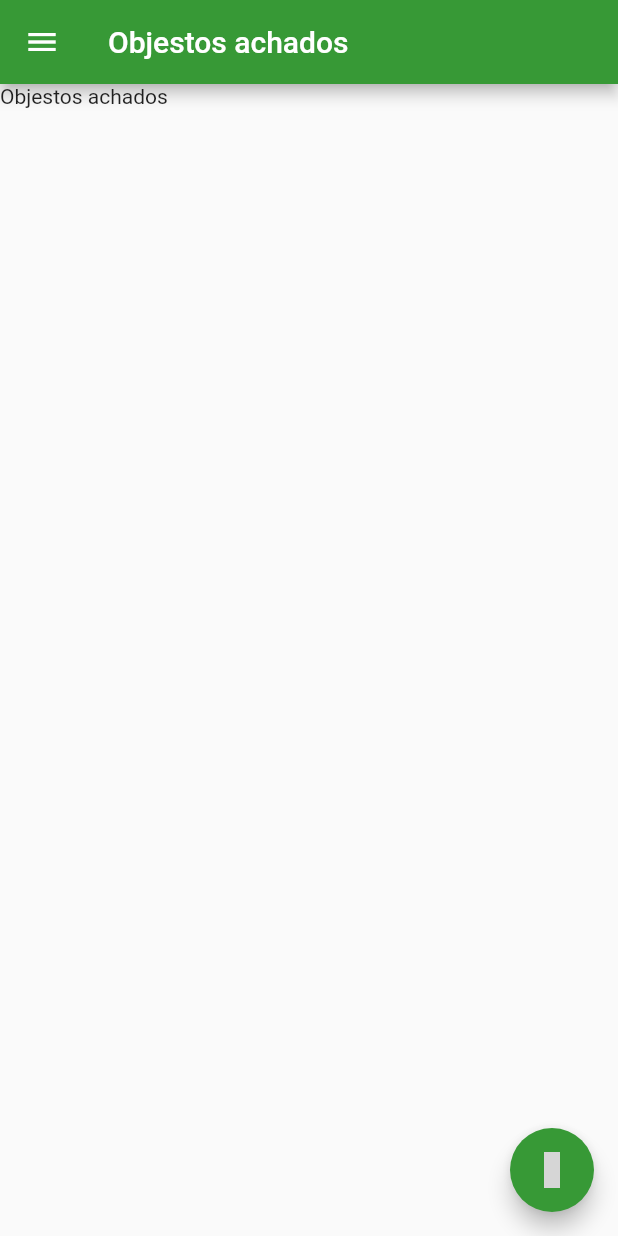
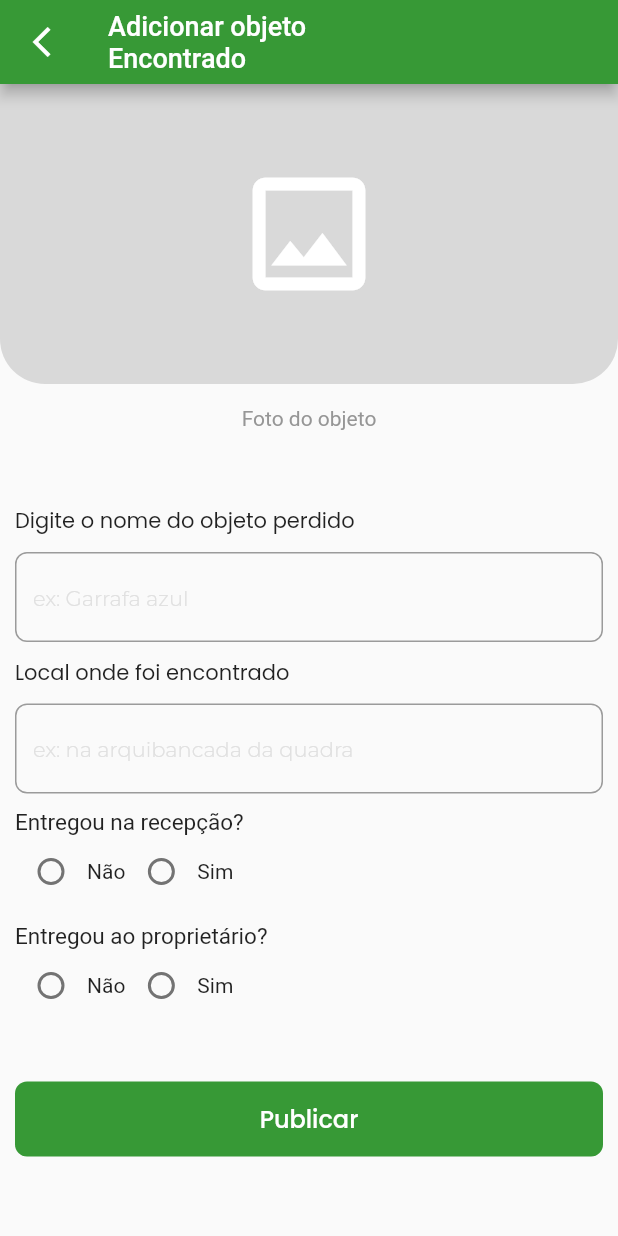
Before and after one commit to DARM-Labs/AchadosEPerdidos-Frontend, a Flutter app: the FoundsObjectsWidget screen opened by its route, after a tap on an icon or button, on a phone screen of 412 x 824 dp. Run offline on Flutter 3.47's test engine with Material 2 defaults, Android fonts, the light colour scheme and no system bars; our stand-ins replace brasil_fields, firebase_storage, get, google_fonts, image_picker, material_design_icons_flutter; accounts and stored records are empty; network calls fail; grey boxes are pictures that could not be loaded.

Commit message:
[FE0.2] - Feito as telas de objetos achados

```diff
--- /dev/null
+++ b/lib/app/controller/add_found_controller.dart
@@ -0,0 +1,11 @@
+import 'package:flutter/material.dart';
+import 'package:get/get.dart';
+
+class AddFoundController extends GetxController {
+  final formGlobalKey = GlobalKey<FormState>();
+
+  var name = ''.obs;
+  var location = ''.obs;
+
+
+}
--- a/lib/app/controller/auth_controller/sign_up_controller.dart
+++ b/lib/app/controller/auth_controller/sign_up_controller.dart
@@ -1,7 +1,7 @@
 import 'dart:io';
 
 import 'package:achadoseperdidosifce/app/data/model/user_model.dart';
-import 'package:achadoseperdidosifce/app/ui/mobile/widgets/photo_modal_widget.dart';
+import 'package:achadoseperdidosifce/app/ui/widgets/photo_modal_widget.dart';
 import 'package:flutter/cupertino.dart';
 import 'package:flutter/material.dart';
 import 'package:get/get.dart';
@@ -29,6 +29,4 @@ class SignUpController extends GetxController {
       signUp();
     }
   }
-
-
 }
--- a/lib/app/controller/profile_controller.dart
+++ b/lib/app/controller/profile_controller.dart
@@ -5,7 +5,7 @@ import 'package:flutter/cupertino.dart';
 import 'package:get/get.dart';
 import 'package:image_picker/image_picker.dart';
 import '../data/repository/profile_repository.dart';
-import '../ui/mobile/widgets/photo_modal_widget.dart';
+import '../ui/widgets/photo_modal_widget.dart';
 
 class ProfileController extends GetxController {
   final ProfileRepository repository;
--- a/lib/app/routes/app_pages.dart
+++ b/lib/app/routes/app_pages.dart
@@ -1,4 +1,5 @@
 import 'package:achadoseperdidosifce/app/ui/mobile/pages/about_page.dart';
+import 'package:achadoseperdidosifce/app/ui/mobile/pages/add_found_object_page.dart';
 import 'package:achadoseperdidosifce/app/ui/mobile/pages/authentication_pages/forgot_password_pages/insert_email_forgot_password_page.dart';
 
 import 'package:achadoseperdidosifce/app/ui/mobile/pages/founds_objects_page.dart';
@@ -63,6 +64,10 @@ abstract class AppPages {
       name: Routes.FOUNDS_OBJECTS,
       page: () => const FoundsObjectsWidget(),
     ),
+    GetPage(
+      name: Routes.FOUNDS_OBJECTS_ADD,
+      page: () => const AddFoundObjectPage(),
+    ),
     GetPage(name: Routes.ABOUT, page: () => AboutPage())
   ];
 }
--- a/lib/app/routes/app_routes.dart
+++ b/lib/app/routes/app_routes.dart
@@ -16,5 +16,6 @@ abstract class Routes {
   static const PROFILE = '/profile';
   static const LOSES_OBJECTS = '/objects/loses';
   static const FOUNDS_OBJECTS = '/objects/founds';
+  static const FOUNDS_OBJECTS_ADD = '/objects/founds/add';
   static const ABOUT = '/about';
 }
--- /dev/null
+++ b/lib/app/ui/mobile/pages/add_found_object_page.dart
@@ -0,0 +1,299 @@
+import 'package:achadoseperdidosifce/app/controller/add_found_controller.dart';
+import 'package:achadoseperdidosifce/app/routes/app_routes.dart';
+import 'package:achadoseperdidosifce/app/ui/widgets/app_bar_leading_object_widget.dart';
+import 'package:achadoseperdidosifce/app/ui/widgets/app_bar_text_object_widget.dart';
+import 'package:achadoseperdidosifce/app/ui/widgets/button_widget.dart';
+import 'package:achadoseperdidosifce/app/ui/widgets/textField_widget.dart';
+import 'package:achadoseperdidosifce/app/utils/validators.dart';
+import 'package:flutter/material.dart';
+import 'package:get/get.dart';
+import 'package:image_picker/image_picker.dart';
+import 'dart:io';
+
+class AddFoundObjectPage extends StatefulWidget {
+  const AddFoundObjectPage({Key? key}) : super(key: key);
+
+  @override
+  State<AddFoundObjectPage> createState() => _AddFoundObjectPageState();
+}
+
+class _AddFoundObjectPageState extends State<AddFoundObjectPage> {
+  final AddFoundController controller = AddFoundController();
+  File? image;
+  bool _isYesSelectedOwner = false;
+  bool _isNoSelectedOwner = false;
+  bool _isYesSelectedReception = false;
+  bool _isNoSelectedReception = false;
+
+  String page = "initial";
+
+  save() {
+    setState(() {
+      page = "success";
+    });
+  }
+
+  @override
+  Widget build(BuildContext context) {
+    if (page == "initial") {
+      return Scaffold(
+        appBar: AppBar(
+          title: const AppBarTextObjectWidget(
+            subtitle: "Encontrado",
+          ),
+          leading: AppBarLeadingObjectWidget(
+            onTap: () => Navigator.pop(context),
+          ),
+        ),
+        body: SingleChildScrollView(
+          child: SafeArea(
+            child: Column(
+              children: [
+                InkWell(
+                  onTap: () => _showPicker(context),
+                  child: image == null
+                      ? Container(
+                          height: 200,
+                          width: double.infinity,
+                          decoration: const BoxDecoration(
+                            color: Color.fromRGBO(217, 217, 217, 1),
+                            borderRadius: BorderRadius.only(
+                              bottomLeft: Radius.circular(30),
+                              bottomRight: Radius.circular(30),
+                            ),
+                          ),
+                          child: const Icon(
+                            Icons.image_outlined,
+                            color: Colors.white,
+                            size: 100,
+                          ),
+                        )
+                      : ClipRRect(
+                          borderRadius: const BorderRadius.only(
+                            bottomLeft: Radius.circular(30),
+                            bottomRight: Radius.circular(30),
+                          ),
+                          child: Image.file(
+                            image!,
+                            height: 200,
+                            width: double.infinity,
+                            fit: BoxFit.cover,
+                          ),
+                        ),
+                ),
+                const Padding(
+                  padding: EdgeInsets.only(top: 15),
+                  child: Text(
+                    "Foto do objeto",
+                    style: TextStyle(
+                      fontSize: 14,
+                      fontWeight: FontWeight.w400,
+                      color: Color.fromRGBO(150, 150, 150, 1),
+                    ),
+                  ),
+                ),
+                const SizedBox(
+                  height: 40,
+                ),
+                Padding(
+                  padding: const EdgeInsets.all(10),
+                  child: Form(
+                    key: controller.formGlobalKey,
+                    child: Column(
+                      mainAxisAlignment: MainAxisAlignment.center,
+                      children: [
+                        TextFieldWidget(
+                          label: 'Digite o nome do objeto perdido',
+                          hintText: 'ex: Garrafa azul',
+                          onChanged: (value) => controller.name(value),
+                          validator: (value) => Validators.combine([
+                            () => Validators.isNotEmpty(value),
+                            () => Validators.isEmail(value)
+                          ]),
+                        ),
+                        const Padding(padding: EdgeInsets.all(5)),
+                        TextFieldWidget(
+                          label: 'Local onde foi encontrado',
+                          hintText: 'ex: na arquibancada da quadra',
+                          onChanged: (value) => controller.location(value),
+                          validator: (value) => Validators.combine([
+                            () => Validators.isNotEmpty(value),
+                            () => Validators.isEmail(value)
+                          ]),
+                        ),
+                        const Padding(padding: EdgeInsets.all(5)),
+                        const Row(
+                          mainAxisAlignment: MainAxisAlignment.start,
+                          children: [
+                            Text(
+                              "Entregou na recepção?",
+                              style: TextStyle(fontSize: 15),
+                            ),
+                          ],
+                        ),
+                        Row(
+                          children: [
+                            Radio(
+                              value: true,
+                              groupValue: _isNoSelectedReception,
+                              onChanged: (bool? value) {
+                                setState(() {
+                                  _isNoSelectedReception = value!;
+                                  _isYesSelectedReception = !value;
+                                });
+                              },
+                            ),
+                            const Text('Não'),
+                            Radio(
+                              value: true,
+                              groupValue: _isYesSelectedReception,
+                              onChanged: (bool? value) {
+                                setState(() {
+                                  _isYesSelectedReception = value!;
+                                  _isNoSelectedReception = !value;
+                                });
+                              },
+                            ),
+                            const Text('Sim'),
+                          ],
+                        ),
+                        const Padding(padding: EdgeInsets.all(5)),
+                        const Row(
+                          mainAxisAlignment: MainAxisAlignment.start,
+                          children: [
+                            Text(
+                              "Entregou ao proprietário?",
+                              style: TextStyle(fontSize: 15),
+                            ),
+                          ],
+                        ),
+                        Row(
+                          children: [
+                            Radio(
+                              value: true,
+                              groupValue: _isNoSelectedOwner,
+                              onChanged: (bool? value) {
+                                setState(() {
+                                  _isNoSelectedOwner = value!;
+                                  _isYesSelectedOwner = !value;
+                                });
+                              },
+                            ),
+                            const Text('Não'),
+                            Radio(
+                              value: true,
+                              groupValue: _isYesSelectedOwner,
+                              onChanged: (bool? value) {
+                                setState(() {
+                                  _isYesSelectedOwner = value!;
+                                  _isNoSelectedOwner = !value;
+                                });
+                              },
+                            ),
+                            const Text('Sim'),
+                          ],
+                        ),
+                        const Padding(padding: EdgeInsets.all(20)),
+                        ButtonWidget(title: 'Publicar', onPressed: save),
+                      ],
+                    ),
+                  ),
+                )
+              ],
+            ),
+          ),
+        ),
+      );
+    } else {
+      return Scaffold(
+        appBar: AppBar(
+          title: const AppBarTextObjectWidget(
+            subtitle: "Encontrado",
+          ),
+          leading: AppBarLeadingObjectWidget(
+            onTap: () => Navigator.pop(context),
+          ),
+        ),
+        body: SingleChildScrollView(
+          child: SafeArea(
+            child: SizedBox(
+              width: double.infinity,
+              height: MediaQuery.of(context).size.height -
+                  AppBar().preferredSize.height -
+                  MediaQuery.of(context).padding.top,
+              child: Column(
+                mainAxisAlignment: MainAxisAlignment.center,
+                crossAxisAlignment: CrossAxisAlignment.center,
+                children: [
+                  Image.asset("assets/images/success_img.png"),
+                  const SizedBox(height: 16),
+                  const SizedBox(
+                    width: 300,
+                    child: Text(
+                      "Sua parte está feita, em breve o dono vai aparecer",
+                      style: TextStyle(
+                        fontSize: 24,
+                        fontWeight: FontWeight.w600,
+                      ),
+                      textAlign: TextAlign.center,
+                    ),
+                  ),
+                  const SizedBox(height: 16),
+                  Padding(
+                    padding: const EdgeInsets.all(10),
+                    child: ButtonWidget(
+                        title: 'Início',
+                        onPressed: () {
+                          Get.toNamed(Routes.HOME);
+                        }),
+                  ),
+                ],
+              ),
+            ),
+          ),
+        ),
+      );
+    }
+  }
+
+  Future<void> _showPicker(BuildContext context) async {
+    await showModalBottomSheet(
+        context: context,
+        builder: (BuildContext context) {
+          return SafeArea(
+            child: Wrap(
+              children: <Widget>[
+                ListTile(
+                  leading: const Icon(Icons.photo_library),
+                  title: const Text('Galeria'),
+                  onTap: () async {
+                    Navigator.of(context).pop();
+                    _getImage(false);
+                  },
+                ),
+                ListTile(
+                  leading: const Icon(Icons.photo_camera),
+                  title: const Text('Câmera'),
+                  onTap: () async {
+                    Navigator.of(context).pop();
+                    _getImage(true);
+                  },
+                ),
+              ],
+            ),
+          );
+        });
+  }
+
+  Future<void> _getImage(bool isCamera) async {
+    final picker = ImagePicker();
+    final pickedFile = await picker.pickImage(
+        source: isCamera ? ImageSource.camera : ImageSource.gallery);
+
+    if (pickedFile != null) {
+      setState(() {
+        image = File(pickedFile.path);
+      });
+    }
+  }
+}
--- a/lib/app/ui/mobile/pages/authentication_pages/login_page.dart
+++ b/lib/app/ui/mobile/pages/authentication_pages/login_page.dart
@@ -1,13 +1,12 @@
+import 'package:achadoseperdidosifce/app/controller/auth_controller/login_controller.dart';
 import 'package:achadoseperdidosifce/app/routes/app_routes.dart';
 import 'package:achadoseperdidosifce/app/ui/widgets/button_widget.dart';
 import 'package:achadoseperdidosifce/app/ui/widgets/logo_widget.dart';
 import 'package:achadoseperdidosifce/app/ui/widgets/text_button_widget.dart';
 import 'package:achadoseperdidosifce/app/ui/widgets/textField_widget.dart';
+import 'package:achadoseperdidosifce/app/utils/validators.dart';
 import 'package:flutter/material.dart';
 import 'package:get/get.dart';
-
-import '../../../../controller/auth_controller/login_controller.dart';
-import '../../../../utils/validators.dart';
 
 class LoginPage extends GetView<LoginController> {
   const LoginPage({super.key});
--- a/lib/app/ui/mobile/pages/founds_objects_page.dart
+++ b/lib/app/ui/mobile/pages/founds_objects_page.dart
@@ -1,5 +1,8 @@
+import 'package:achadoseperdidosifce/app/routes/app_routes.dart';
 import 'package:achadoseperdidosifce/app/ui/widgets/drawer_widget.dart';
+import 'package:achadoseperdidosifce/app/ui/widgets/object_vertical_widget.dart';
 import 'package:flutter/material.dart';
+import 'package:get/get.dart';
 import 'package:material_design_icons_flutter/material_design_icons_flutter.dart';
 
 class FoundsObjectsWidget extends StatelessWidget {
@@ -9,12 +12,21 @@ class FoundsObjectsWidget extends StatelessWidget {
   Widget build(BuildContext context) {
     return Scaffold(
       appBar: AppBar(
-        title: Text("Objestos achados"),
+        title: const Text("Objestos achados"),
       ),
-      drawer: DrawerWidget(),
-      floatingActionButton:
-          FloatingActionButton(child: Icon(MdiIcons.plus), onPressed: () {}),
-      body: SafeArea(child: Text('Objestos achados')),
+      drawer: const DrawerWidget(),
+      body: SafeArea(
+        child: ListView.separated(
+            padding: const EdgeInsets.only(top: 20, bottom: 20),
+            itemBuilder: (context, index) => const ObjectVerticalWidget(),
+            itemCount: 10,
+            separatorBuilder: (context, index) =>
+                const Padding(padding: EdgeInsets.all(10))),
+      ),
+      floatingActionButton: FloatingActionButton(
+        child: const Icon(MdiIcons.plus),
+        onPressed: ()=> Get.toNamed(Routes.FOUNDS_OBJECTS_ADD),
+      ),
     );
   }
 }
--- a/lib/app/ui/mobile/pages/home_page.dart
+++ b/lib/app/ui/mobile/pages/home_page.dart
@@ -1,5 +1,5 @@
 import 'package:achadoseperdidosifce/app/ui/widgets/drawer_widget.dart';
-import 'package:achadoseperdidosifce/app/ui/widgets/object_vertical_widget.dart';
+import 'package:achadoseperdidosifce/app/ui/widgets/object_horizontal_widget.dart';
 import 'package:flutter/material.dart';
 import 'package:get/get.dart';
 import 'package:google_fonts/google_fonts.dart';
@@ -41,7 +41,7 @@ class HomePage extends GetView<HomeController> {
                 child: ListView.separated(
                     padding: const EdgeInsets.only(top: 8, left: 15),
                     scrollDirection: Axis.horizontal,
-                    itemBuilder: (context, index) => const ObjectVerticalWidget(),
+                    itemBuilder: (context, index) => const ObjectHorizontalWidget(),
                     itemCount: 5,
                     separatorBuilder: (context, index) =>
                         const Padding(padding: EdgeInsets.all(16))),
@@ -60,7 +60,7 @@ class HomePage extends GetView<HomeController> {
                 child: ListView.separated(
                     padding: const EdgeInsets.only(top: 8, left: 15),
                     scrollDirection: Axis.horizontal,
-                    itemBuilder: (context, index) => const ObjectVerticalWidget(),
+                    itemBuilder: (context, index) => const ObjectHorizontalWidget(),
                     itemCount: 5,
                     separatorBuilder: (context, index) =>
                         const Padding(padding: EdgeInsets.all(16))),
--- /dev/null
+++ b/lib/app/ui/widgets/app_bar_leading_object_widget.dart
@@ -0,0 +1,20 @@
+import 'package:flutter/material.dart';
+
+class AppBarLeadingObjectWidget extends StatelessWidget {
+  final Function() onTap;
+
+  const AppBarLeadingObjectWidget({
+    Key? key,
+    required this.onTap,
+  }) : super(key: key);
+
+  @override
+  Widget build(BuildContext context) {
+    return IconButton(
+      onPressed: onTap,
+      icon: const Icon(
+        Icons.arrow_back_ios_outlined,
+      ),
+    );
+  }
+}
--- /dev/null
+++ b/lib/app/ui/widgets/app_bar_text_object_widget.dart
@@ -0,0 +1,18 @@
+import 'package:flutter/material.dart';
+
+class AppBarTextObjectWidget extends StatelessWidget {
+  final String subtitle;
+  const AppBarTextObjectWidget({Key? key, required this.subtitle}) : super(key: key);
+
+  @override
+  Widget build(BuildContext context) {
+    return Column(
+      mainAxisAlignment: MainAxisAlignment.start,
+      crossAxisAlignment: CrossAxisAlignment.start,
+      children: [
+        const Text("Adicionar objeto", style: TextStyle(fontSize: 18),),
+        Text(subtitle, style: const TextStyle(fontSize: 18),),
+      ],
+    );
+  }
+}
--- a/lib/app/ui/widgets/drawer_widget.dart
+++ b/lib/app/ui/widgets/drawer_widget.dart
@@ -20,7 +20,6 @@ class DrawerWidget extends Drawer {
     return Drawer(
       backgroundColor: Get.theme.colorScheme.background,
       surfaceTintColor: Get.theme.colorScheme.onBackground,
-      child: Expanded(
       child: ListView(children: [
         GestureDetector(
           onTap: () => selectPage(Routes.PROFILE),
@@ -142,7 +141,6 @@ class DrawerWidget extends Drawer {
           textColor: Get.theme.colorScheme.error,
         ),
       ]),
-      ),
     );
   }
 }
--- a/lib/app/ui/widgets/object_horizontal_widget copy.dart
+++ b/lib/app/ui/widgets/object_horizontal_widget.dart
@@ -3,8 +3,8 @@ import 'package:get/get.dart';
 import 'package:google_fonts/google_fonts.dart';
 import 'package:material_design_icons_flutter/material_design_icons_flutter.dart';
 
-class ObjectVerticalWidget extends StatelessWidget {
-  const ObjectVerticalWidget({super.key});
+class ObjectHorizontalWidget extends StatelessWidget {
+  const ObjectHorizontalWidget({super.key});
 
   @override
   Widget build(BuildContext context) {
@@ -33,10 +33,10 @@ class ObjectVerticalWidget extends StatelessWidget {
             style: GoogleFonts.quicksand(
                 fontSize: 14, fontWeight: FontWeight.w700),
           ),
-          const Text("fjsfiahsdhuaahdsihifd"),
+          Text("fjsfiahsdhuaahdsihifd"),
           const Padding(padding: EdgeInsets.all(7)),
           Row(children: [
-            const SizedBox(
+            SizedBox(
               width: 24,
               height: 24,
               child: CircleAvatar(
--- a/lib/app/ui/widgets/object_vertical_widget.dart
+++ b/lib/app/ui/widgets/object_vertical_widget.dart
@@ -9,48 +9,65 @@ class ObjectVerticalWidget extends StatelessWidget {
   @override
   Widget build(BuildContext context) {
     return SizedBox(
-      width: 250,
-      height: 250,
-      child: Column(
-        crossAxisAlignment: CrossAxisAlignment.start,
-
+      child: Padding(
+        padding: const EdgeInsets.symmetric(horizontal: 16.0),
+        child: Row(
+          crossAxisAlignment: CrossAxisAlignment.center,
           children: [
             Container(
-            width: 250,
-            height: 150,
               decoration: BoxDecoration(
                   color: const Color(0xFFD9D9D9),
-                borderRadius: BorderRadius.circular(8)),
+                  borderRadius: BorderRadius.circular(100)),
+              width: 80,
+              height: 80,
               child: Icon(
                 MdiIcons.imageOutline,
-              size: 80,
+                size: 40,
                 color: Get.theme.colorScheme.background,
               ),
             ),
-          const Padding(padding: EdgeInsets.all(4)),
+            const SizedBox(
+              width: 8,
+            ),
+            SizedBox(
+              height: 80,
+              width: MediaQuery.of(context).size.width-120,
+              child: Column(
+                crossAxisAlignment: CrossAxisAlignment.start,
+                children: [
                   Text(
                     "Garrafa azul Marinho",
                     style: GoogleFonts.quicksand(
                         fontSize: 14, fontWeight: FontWeight.w700),
                   ),
-          Text("fjsfiahsdhuaahdsihifd"),
-          const Padding(padding: EdgeInsets.all(7)),
-          Row(children: [
-            SizedBox(
-              width: 24,
-              height: 24,
-              child: CircleAvatar(
-                  foregroundImage: NetworkImage(
-                "https://cdn.pixabay.com/photo/2012/04/14/14/16/cubes-34080_1280.png",
-              )),
+                  Row(
+                    children: [
+                      const Icon(Icons.calendar_month_outlined, size: 12),
+                      Text(
+                        "12/02/2023",
+                        style: GoogleFonts.quicksand(
+                            fontSize: 10,
+                            fontWeight: FontWeight.w400,
+                            color: const Color.fromRGBO(51, 51, 51, 1)),
                       ),
-            const Padding(padding: EdgeInsets.all(8)),
-            Text(
-              "Lucas Sales",
-              style: GoogleFonts.quicksand(fontSize: 14),
+                    ],
                   ),
-          ]),
+                  Flexible(
+                    child: Text(
+                      "encontrada no laboratório 02 andar 1",
+                      style: GoogleFonts.quicksand(
+                        fontSize: 14,
+                        fontWeight: FontWeight.w400,
+                      ),
+                      maxLines: 2,
+                      overflow: TextOverflow.ellipsis,
+                    ),
+                  ),
                 ],
+              ),
+            ),
+          ],
+        ),
       ),
     );
   }
--- a/lib/main.dart
+++ b/lib/main.dart
@@ -16,6 +16,5 @@ void main() {
     theme: appThemeData,
     initialBinding: LoginBinding(),
     getPages: AppPages.pages,
-
   ));
 }
```
Also changed, not shown: assets/images/success_img.png (added), lib/app/ui/widgets/photo_modal_widget.dart (renamed from lib/app/ui/mobile/widgets/photo_modal_widget.dart), 6 other files. Lines whose indentation alone changed are shown as unchanged.
